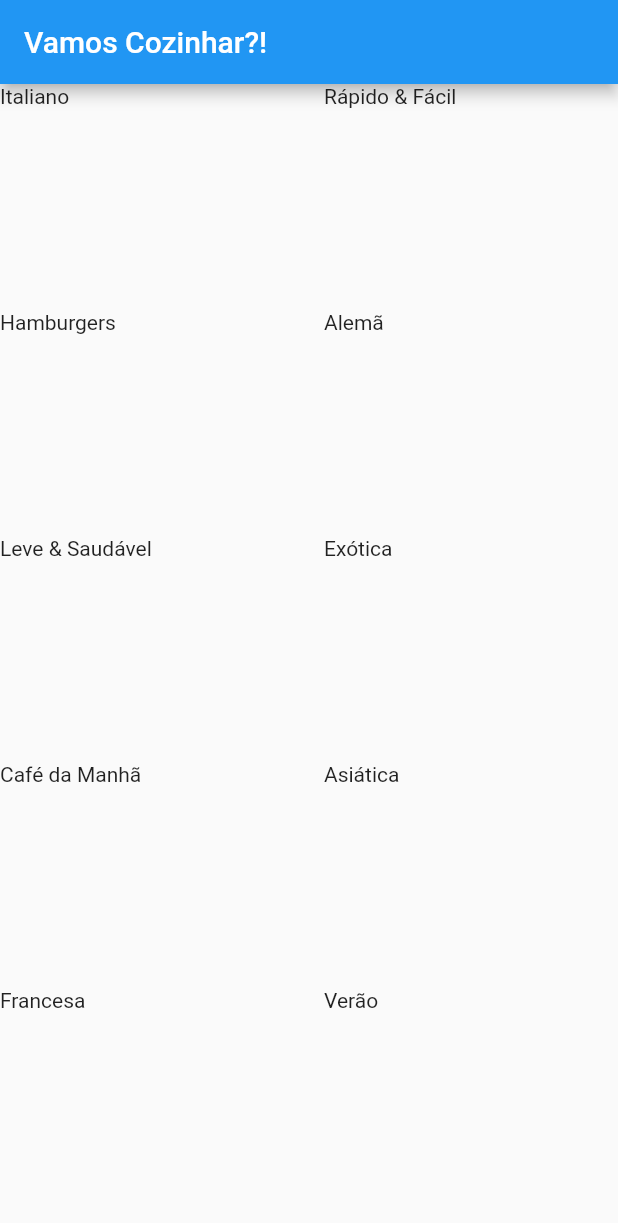
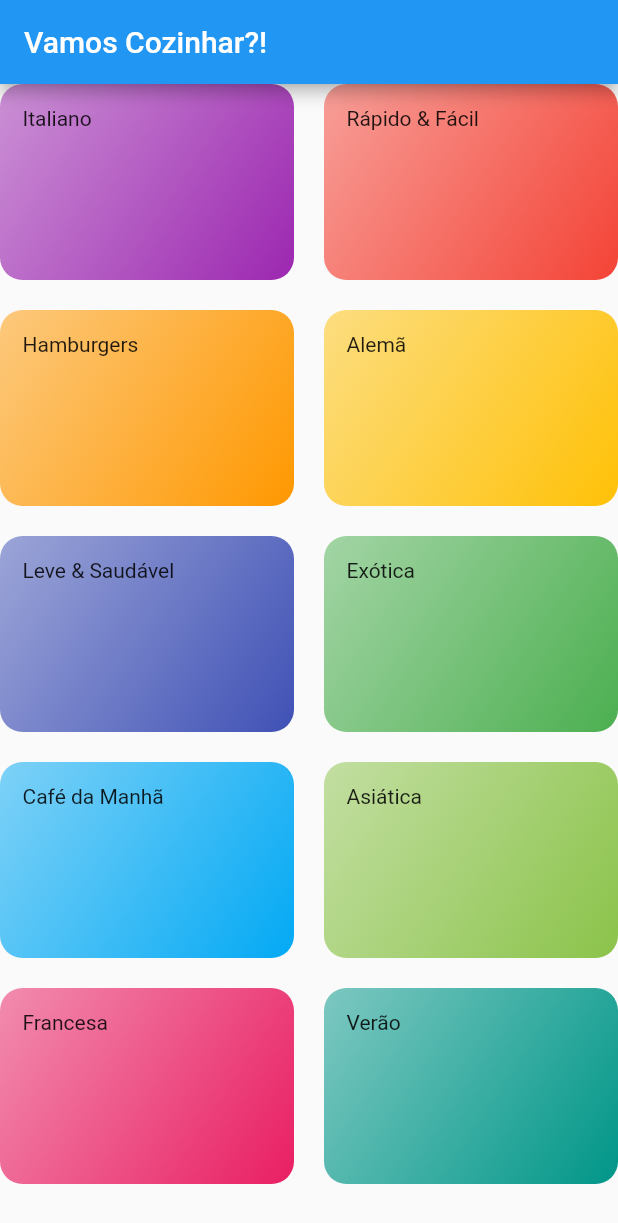
Before and after one commit to Souza83/meals, a Flutter app: the screen it shows after launch, on a phone screen of 412 x 824 dp. Shown: the top 1223 px of the screen. Run offline on Flutter 3.47's test engine with Material 2 defaults, Android fonts, the phone set to English and light mode, and no system bars.

Commit message:
Componente Item Categoria. Decorando com BoxDecoration.

```diff
--- a/lib/components/category_item.dart
+++ b/lib/components/category_item.dart
@@ -9,7 +9,19 @@ class CategoryItem extends StatelessWidget {
   @override
   Widget build(BuildContext context) {
     return Container(
+      padding: EdgeInsets.all(15),
       child: Text(category.title),
+      decoration: BoxDecoration(
+        borderRadius: BorderRadius.circular(15), //Borda arredondada
+        gradient: LinearGradient(
+          colors: [
+            category.color.withOpacity(0.5),
+            category.color,
+          ],
+          begin: Alignment.topLeft, //Onde inicia o gradiente
+          end: Alignment.bottomRight, //Onde finaliza o gradiente
+        ),
+      ),
     );
   }
 }
```
